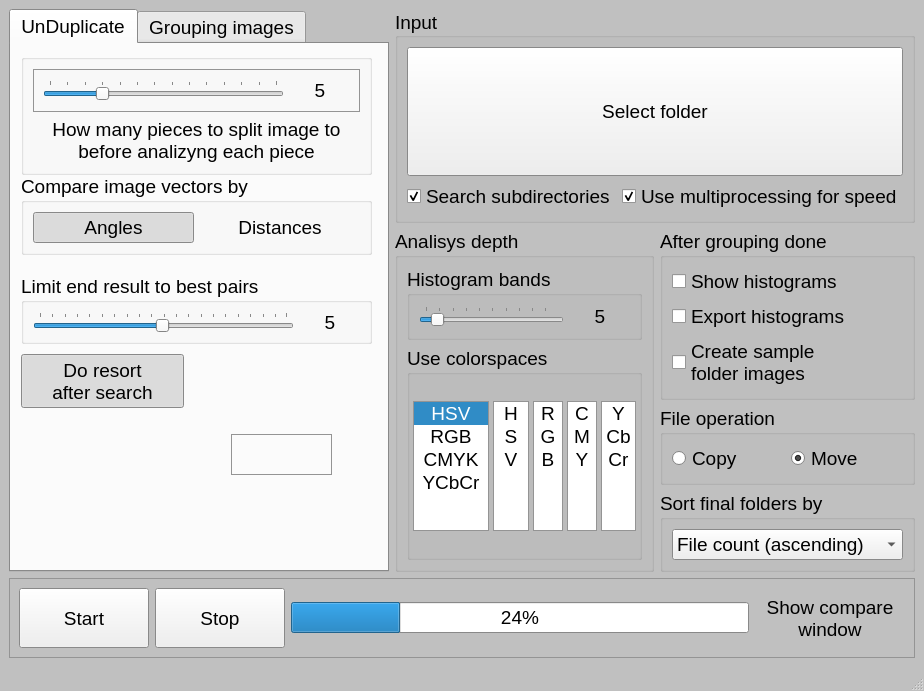
Before: the Qt Designer form VisImSorter.ui in FuhrerStein/VisImSorter2, drawn with Qt 5.
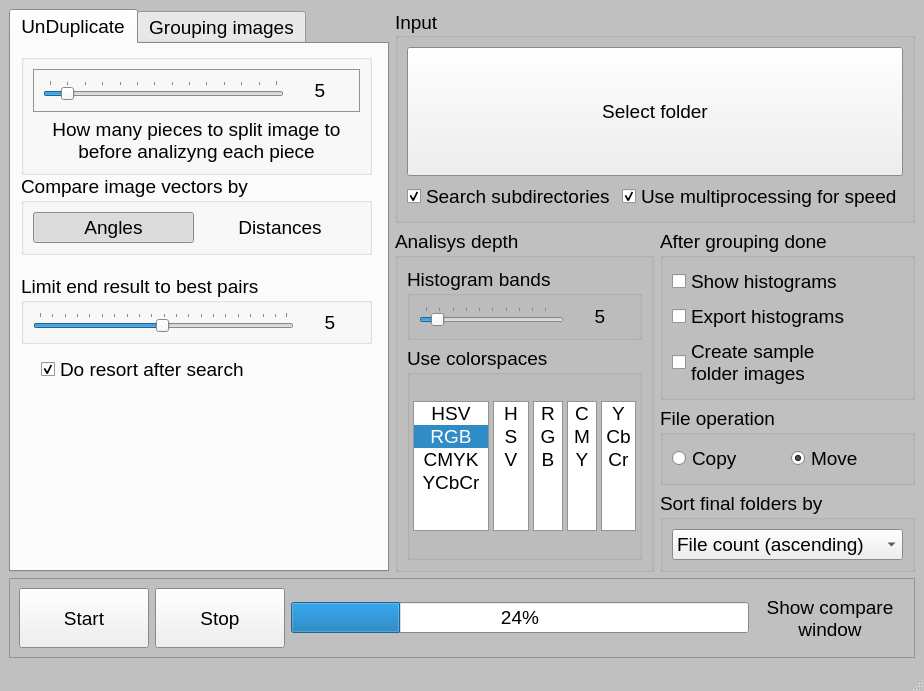
After: the same form once the commit is applied.

```diff
--- a/VisImSorter.ui
+++ b/VisImSorter.ui
@@ -259,11 +259,17 @@
             <property name="spacing">
              <number>1</number>
             </property>
+            <property name="viewMode">
+             <enum>QListView::ListMode</enum>
+            </property>
             <property name="modelColumn">
              <number>0</number>
             </property>
             <property name="currentRow">
-             <number>0</number>
+             <number>1</number>
+            </property>
+            <property name="sortingEnabled">
+             <bool>false</bool>
             </property>
             <item>
              <property name="text">
@@ -857,6 +863,9 @@
     </item>
     <item row="0" column="0" rowspan="4">
      <widget class="QTabWidget" name="tabWidget">
+      <property name="enabled">
+       <bool>true</bool>
+      </property>
       <property name="currentIndex">
        <number>0</number>
       </property>
@@ -907,7 +916,7 @@
                <number>1</number>
               </property>
               <property name="value">
-               <number>3</number>
+               <number>1</number>
               </property>
               <property name="orientation">
                <enum>Qt::Horizontal</enum>
@@ -1093,18 +1102,17 @@
          </item>
         </layout>
        </widget>
-       <widget class="QPushButton" name="btn_compare_resort">
+       <widget class="QCheckBox" name="btn_compare_resort">
         <property name="geometry">
          <rect>
-          <x>10</x>
+          <x>30</x>
           <y>310</y>
-          <width>163</width>
-          <height>54</height>
+          <width>331</width>
+          <height>31</height>
          </rect>
         </property>
         <property name="text">
-         <string>Do resort 
-after search</string>
+         <string>Do resort after search</string>
         </property>
         <property name="checkable">
          <bool>true</bool>
@@ -1112,25 +1120,6 @@
         <property name="checked">
          <bool>true</bool>
         </property>
-        <property name="flat">
-         <bool>true</bool>
-        </property>
-       </widget>
-       <widget class="QFrame" name="frame_2">
-        <property name="geometry">
-         <rect>
-          <x>220</x>
-          <y>390</y>
-          <width>101</width>
-          <height>41</height>
-         </rect>
-        </property>
-        <property name="frameShape">
-         <enum>QFrame::StyledPanel</enum>
-        </property>
-        <property name="frameShadow">
-         <enum>QFrame::Raised</enum>
-        </property>
        </widget>
       </widget>
       <widget class="QWidget" name="tab_grouping">
```
Left out of the diff: 3 changed lines with no effect on the pictures.
